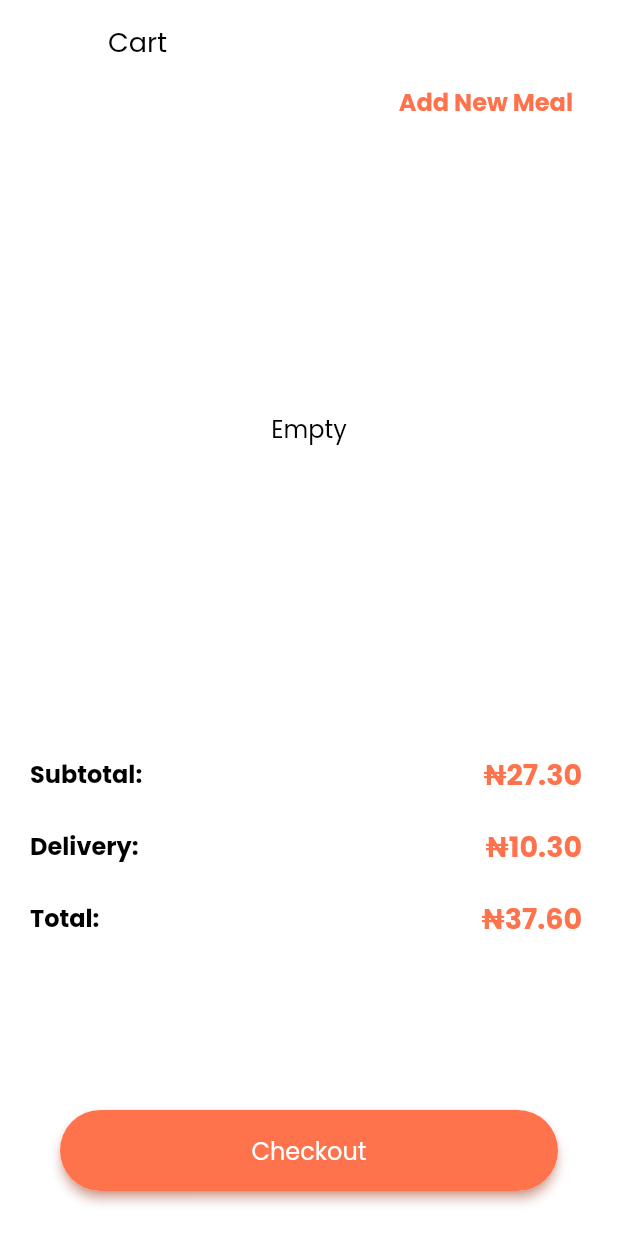
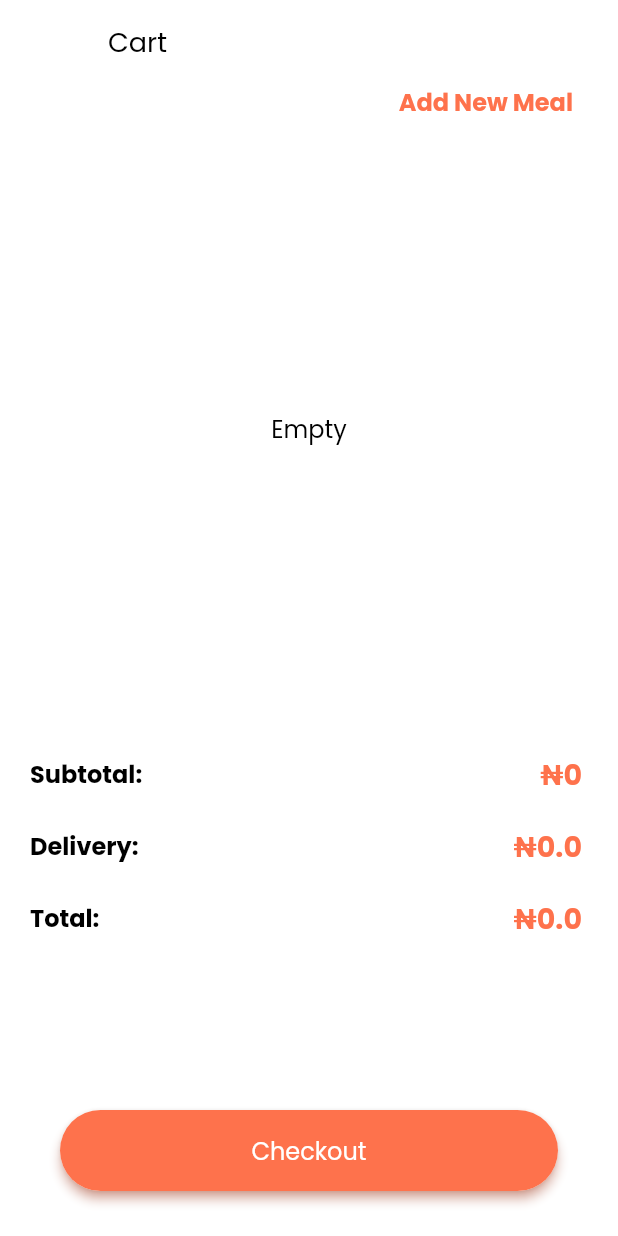
Before and after one commit to thenaijadev/ven3, a Flutter app: the CartScreen screen opened by its route, on a phone screen of 412 x 824 dp. Run offline on Flutter 3.47's test engine with Material 2 defaults, Android fonts, the phone set to English and light mode, and no system bars; our stand-ins replace bloc, dartz, dio, equatable, flutter_bloc, flutter_spinkit and 3 more; missing offline and left inert: flutter_appauth; accounts and stored records are empty.

Commit message:
Cart in progress

```diff
--- a/lib/features/cart/presentation/widgets/cart_item_meal.dart
+++ b/lib/features/cart/presentation/widgets/cart_item_meal.dart
@@ -83,7 +83,7 @@ class _CartItemMealState extends State<CartItemMeal> {
                           child: Row(
                             children: [
                               TextWidget(
-                                text: "\$${widget.price}",
+                                text: "₦${widget.price}",
                                 color: AppColors.orange,
                                 fontWeight: FontWeight.bold,
                               ),
--- a/lib/features/cart/presentation/widgets/price_summary.dart
+++ b/lib/features/cart/presentation/widgets/price_summary.dart
@@ -1,4 +1,6 @@
 import 'package:flutter/material.dart';
+import 'package:flutter_bloc/flutter_bloc.dart';
+import 'package:the_food_hub_nsk_nig/features/cart/bloc/cart_bloc.dart';
 import 'package:the_food_hub_nsk_nig/features/cart/presentation/widgets/price_data_row.dart';
 
 class PriceSummary extends StatelessWidget {
@@ -6,21 +8,33 @@ class PriceSummary extends StatelessWidget {
 
   @override
   Widget build(BuildContext context) {
-    return const Column(
+    return BlocBuilder<CartBloc, CartState>(
+      builder: (context, state) {
+        int totalPrice = 0;
+        if (state is CartStateItemAdded) {
+          for (var element in state.meals) {
+            totalPrice = element.price + totalPrice;
+          }
+        }
+        final deliveryFee = totalPrice * .1;
+
+        return Column(
           children: [
             PriceDataRow(
               title: "Subtotal:",
-          amount: "27.30",
+              amount: "$totalPrice",
             ),
             PriceDataRow(
               title: "Delivery:",
-          amount: "10.30",
+              amount: "$deliveryFee",
             ),
             PriceDataRow(
               title: "Total:",
-          amount: "37.60",
+              amount: "${totalPrice + deliveryFee}",
             ),
           ],
         );
+      },
+    );
   }
 }
```
Lines whose indentation alone changed are shown as unchanged.
